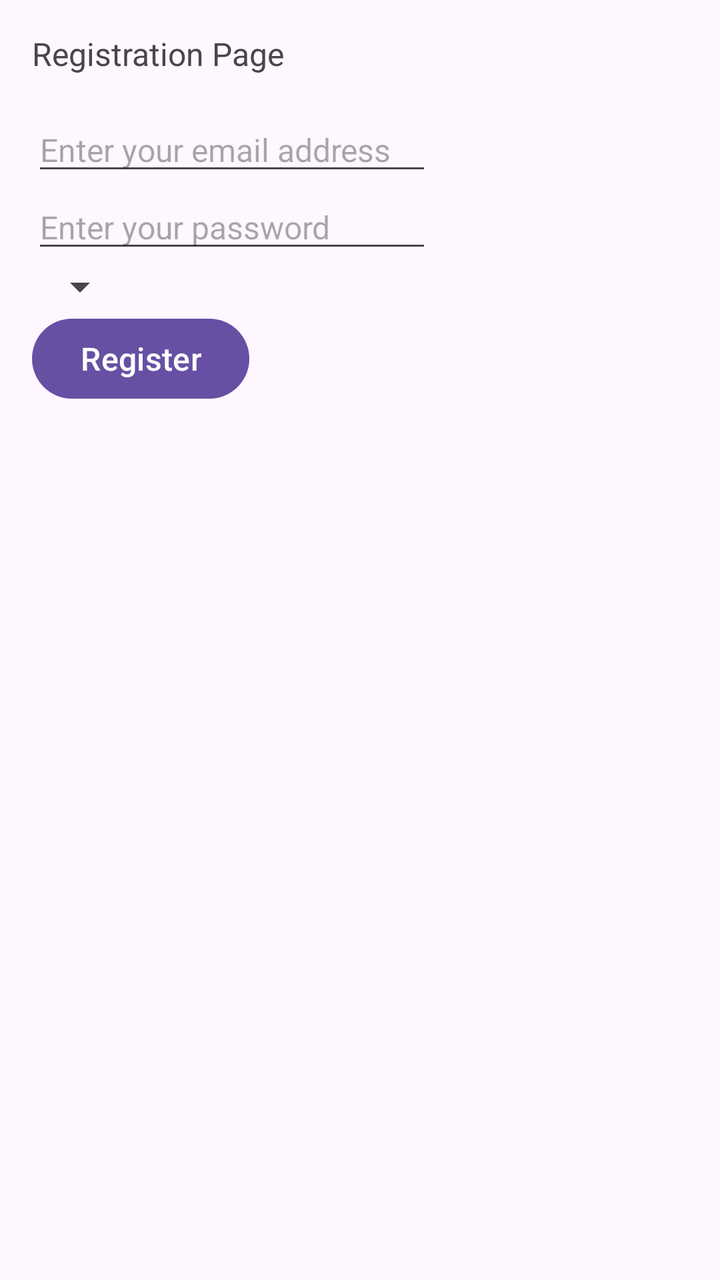
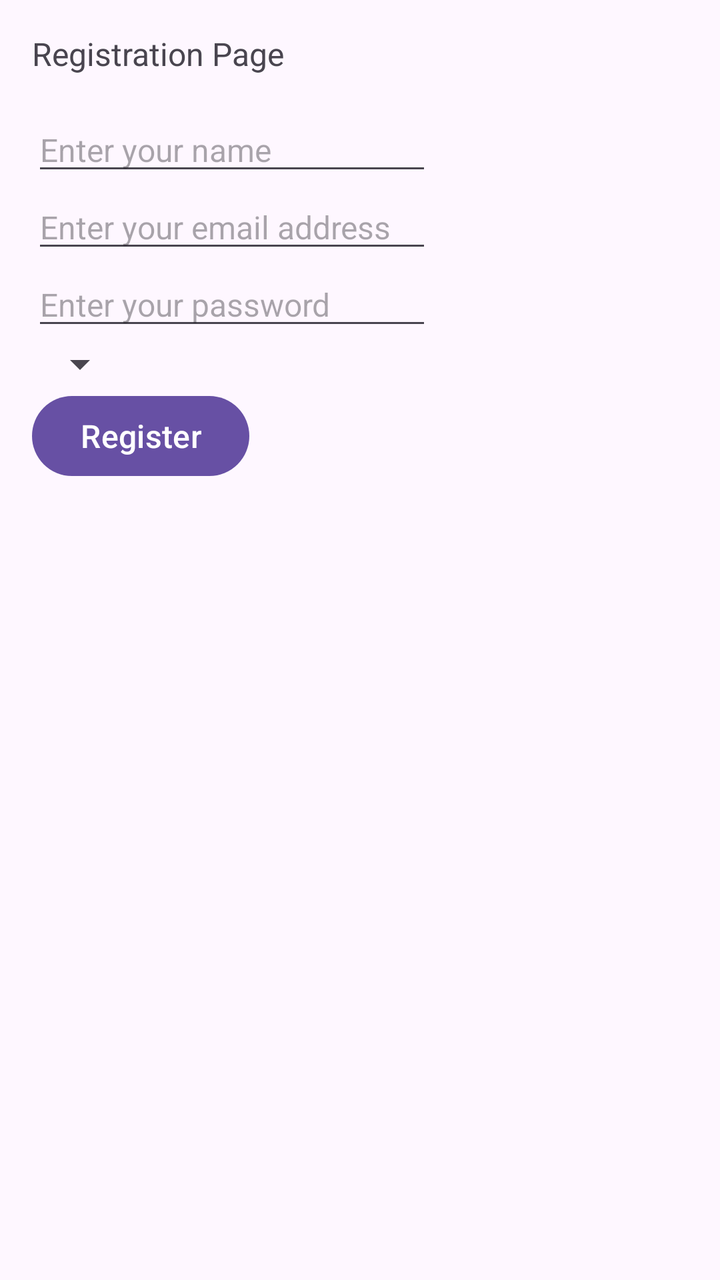

Screens rendered from an Android XML layout before and after an edit, with the pre-edit source and the edit as a unified diff.
<!-- AndroidManifest.xml: application theme Theme.QuickCashSummer15 -->
<!-- res/layout/activity_main.xml -->
<?xml version="1.0" encoding="utf-8"?>
<androidx.constraintlayout.widget.ConstraintLayout xmlns:android="http://schemas.android.com/apk/res/android"
        xmlns:app="http://schemas.android.com/apk/res-auto"
        xmlns:tools="http://schemas.android.com/tools"
        android:id="@+id/main"
        android:layout_width="match_parent"
        android:layout_height="match_parent"
        android:layout_marginRight="30dp"
        tools:context=".MainActivity">

        <LinearLayout
            android:layout_width="wrap_content"
            android:layout_height="wrap_content"
            android:orientation="vertical"
            android:padding="16dp"
            tools:ignore="MissingConstraints"
            tools:layout_editor_absoluteX="66dp"
            tools:layout_editor_absoluteY="0dp">

                <TextView
                    android:layout_width="wrap_content"
                    android:layout_height="38dp"
                    android:text="Registration Page"
                    android:textSize="16sp"></TextView>


                <EditText
                    android:id="@+id/emailBox"
                    android:layout_width="wrap_content"
                    android:layout_height="wrap_content"
                    android:width="200dp"
                    android:autofillHints=""
                    android:hint="Enter your email address"
                    android:inputType="textEmailAddress"
                    android:textSize="16sp"></EditText>

                <EditText
                    android:id="@+id/passwordBox"
                    android:layout_width="wrap_content"
                    android:layout_height="wrap_content"
                    android:width="200dp"
                    android:autofillHints=""
                    android:hint="Enter your password"
                    android:inputType="textPassword"
                    android:textSize="16sp"></EditText>


                <Spinner
                    android:id="@+id/roleSpinner"
                    android:layout_width="wrap_content"
                    android:layout_height="wrap_content"
                    android:dropDownWidth="200dp"></Spinner>

                <Button
                    android:id="@+id/registerButton"
                    android:layout_width="wrap_content"
                    android:layout_height="wrap_content"
                    android:text="Register"
                    android:textSize="16sp"></Button>

                <TextView
                    android:id="@+id/statusLabel"
                    android:layout_width="wrap_content"
                    android:layout_height="wrap_content"
                    android:text=""
                    android:textSize="16sp">
                </TextView>

        </LinearLayout>

</androidx.constraintlayout.widget.ConstraintLayout>
<!-- resources referenced by this layout -->
<resources>
  <style name="Theme.QuickCashSummer15" parent="Base.Theme.QuickCashSummer15" />
  <style name="Base.Theme.QuickCashSummer15" parent="Theme.Material3.DayNight.NoActionBar">
          
          
      </style>
</resources>

<!-- the commit's change to res/layout/activity_main.xml (unified diff, before → after) -->
@@ -22,6 +22,16 @@
                     android:layout_height="38dp"
                     android:text="Registration Page"
                     android:textSize="16sp"></TextView>
+
+                <EditText
+                    android:id="@+id/name"
+                    android:layout_width="wrap_content"
+                    android:layout_height="wrap_content"
+                    android:width="200dp"
+                    android:autofillHints=""
+                    android:hint="Enter your name"
+                    android:inputType="textPersonName"
+                    android:textSize="16sp"></EditText>
 
 
                 <EditText
